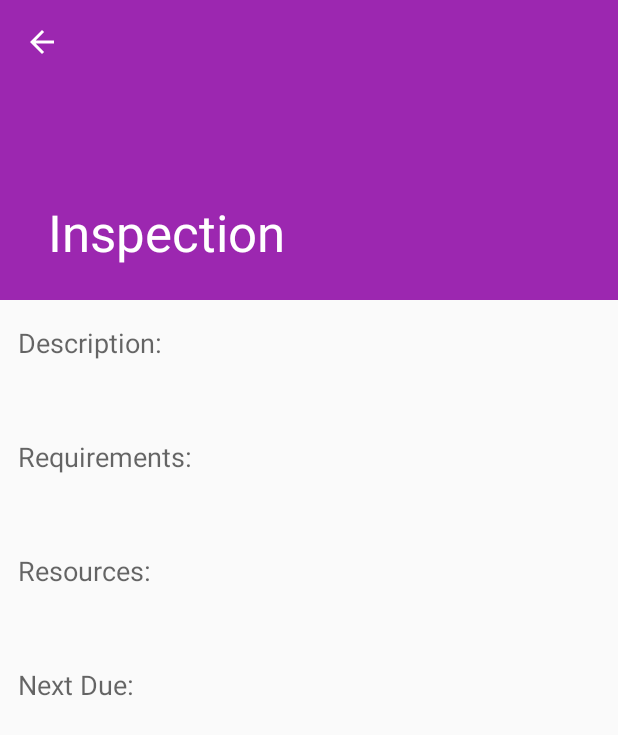
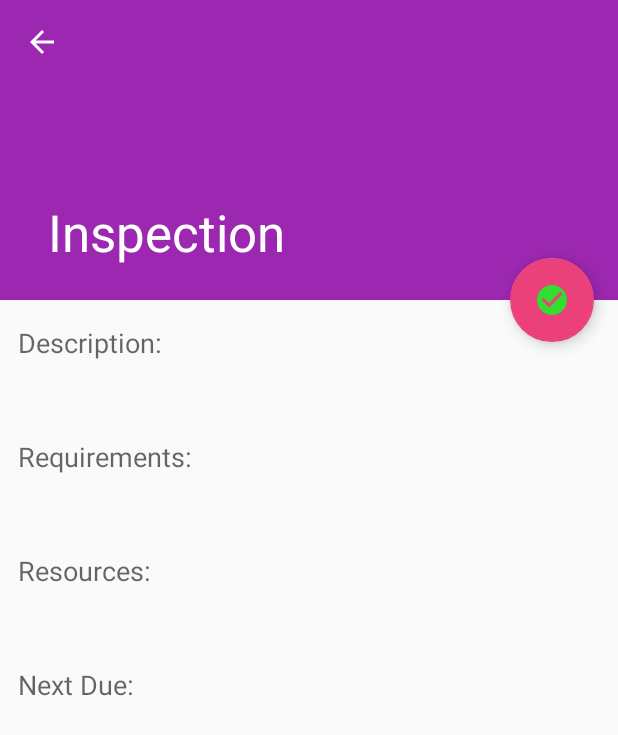
Before and after one commit to leedsjb/aviation-preflight-manager, an Android app: the InspectionItemDetailActivity screen opened directly, with no data from a screen before it, on a phone screen of 412 x 824 dp. Shown: the top 735 px of the screen. Run offline under Robolectric (Android 15) with nearby library versions, the phone set to English and light mode, and no system bars; 2 statements that could not run were skipped.

Commit message:
Added back fab buttons

```diff
--- a/android/app/src/main/java/edu/uw/leeds/peregrine/InspectionItemDetailActivity.java
+++ b/android/app/src/main/java/edu/uw/leeds/peregrine/InspectionItemDetailActivity.java
@@ -34,6 +34,18 @@ public class InspectionItemDetailActivity extends AppCompatActivity {
         setContentView(R.layout.activity_inspectionitem_detail);
         Toolbar toolbar = (Toolbar) findViewById(R.id.detail_toolbar);
         setSupportActionBar(toolbar);
+
+        FloatingActionButton fab = (FloatingActionButton) findViewById(R.id.fab);
+        Drawable fabIcon = ContextCompat.getDrawable(this, R.drawable.ic_check_circle_black_24dp);
+        fab.setImageDrawable(fabIcon);
+        fab.setOnClickListener(new View.OnClickListener() {
+            @Override
+            public void onClick(View view) {
+                // TODO: @John Akers, update firebase object
+                Snackbar.make(view, "Marked as done", Snackbar.LENGTH_LONG)
+                        .setAction("Action", null).show();
+            }
+        });
 
         // Show the Up button in the action bar.
         ActionBar actionBar = getSupportActionBar();
--- a/android/app/src/main/res/layout/activity_inspectionitem_detail.xml
+++ b/android/app/src/main/res/layout/activity_inspectionitem_detail.xml
@@ -40,4 +40,14 @@
         android:layout_height="match_parent"
         app:layout_behavior="@string/appbar_scrolling_view_behavior" />
 
+    <android.support.design.widget.FloatingActionButton
+        android:id="@+id/fab"
+        android:layout_width="wrap_content"
+        android:layout_height="wrap_content"
+        android:layout_gravity="center_vertical|start"
+        android:layout_margin="@dimen/fab_margin"
+        app:layout_anchor="@+id/inspectionitem_detail_container"
+        app:layout_anchorGravity="top|end"
+        app:srcCompat="@android:drawable/checkbox_on_background" />
+
 </android.support.design.widget.CoordinatorLayout>
```
Also changed, not shown: android/app/src/main/java/edu/uw/leeds/peregrine/PilotPhysicalDetailActivity.java (+14 -0 lines), android/app/src/main/res/layout/activity_pilotphysical_detail.xml (+9 -0 lines).
